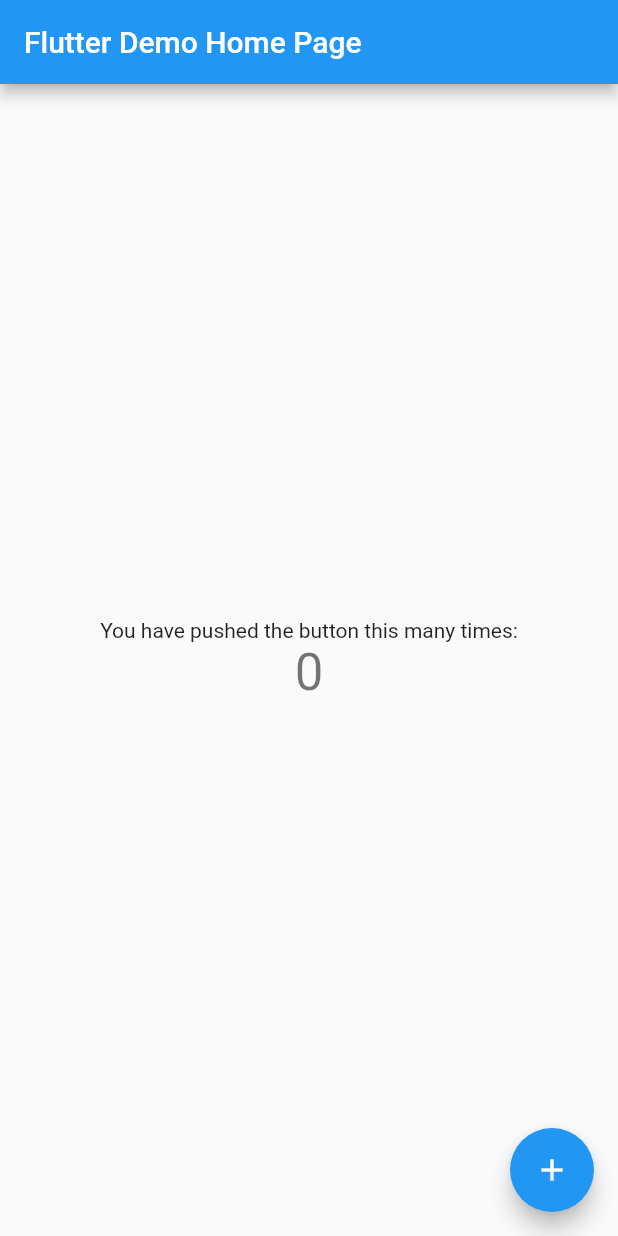
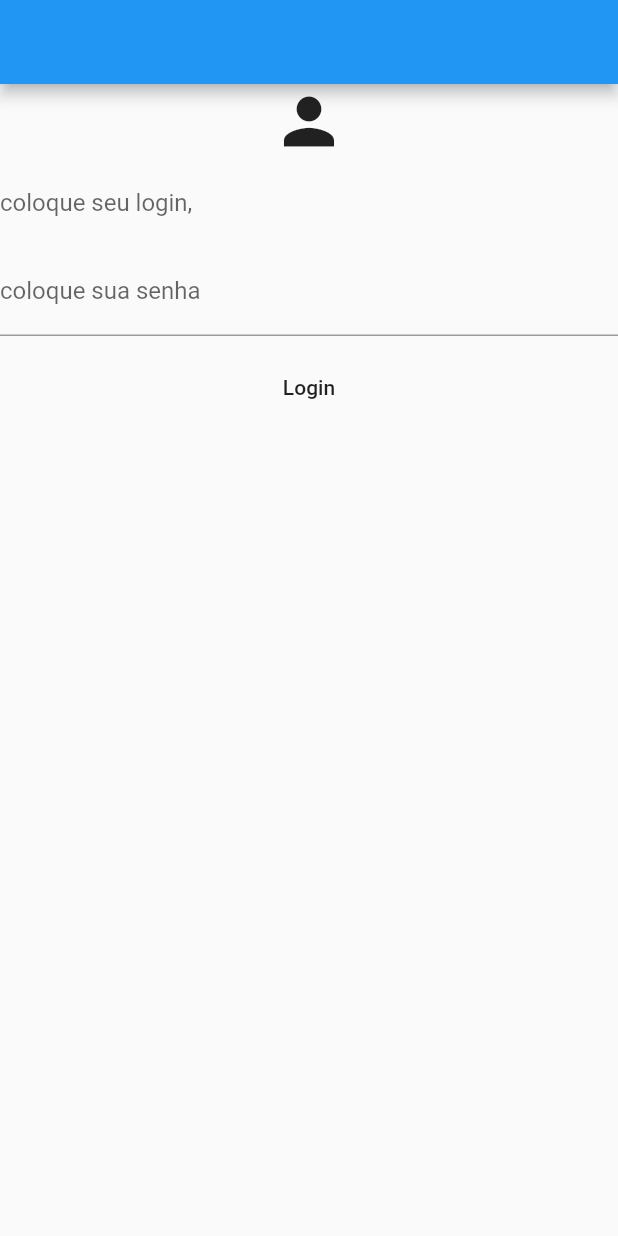
Before and after one commit to vaansuit/aula_02, a Flutter app: the screen it shows after launch, on a phone screen of 412 x 824 dp. Run offline on Flutter 3.47's test engine with Material 2 defaults, Android fonts, the phone set to English and light mode, and no system bars.

Commit message:
[update] fim do dia

```diff
--- a/lib/main.dart
+++ b/lib/main.dart
@@ -1,115 +1,15 @@
+import 'package:aula_02/presenter/login/login_page.dart';
+import 'package:flutter/cupertino.dart';
 import 'package:flutter/material.dart';
 
+import 'presenter/home/home_page.dart';
+
 void main() {
-  runApp(const MyApp());
+  runApp(
+    const MaterialApp(
+      debugShowCheckedModeBanner: false,
+      title: 'Mudando Estado',
+      home: LoginPage(),
+    ),
+  );
 }
-
-class MyApp extends StatelessWidget {
-  const MyApp({Key? key}) : super(key: key);
-
-  // This widget is the root of your application.
-  @override
-  Widget build(BuildContext context) {
-    return MaterialApp(
-      title: 'Flutter Demo',
-      theme: ThemeData(
-        // This is the theme of your application.
-        //
-        // Try running your application with "flutter run". You'll see the
-        // application has a blue toolbar. Then, without quitting the app, try
-        // changing the primarySwatch below to Colors.green and then invoke
-        // "hot reload" (press "r" in the console where you ran "flutter run",
-        // or simply save your changes to "hot reload" in a Flutter IDE).
-        // Notice that the counter didn't reset back to zero; the application
-        // is not restarted.
-        primarySwatch: Colors.blue,
-      ),
-      home: const MyHomePage(title: 'Flutter Demo Home Page'),
-    );
-  }
-}
-
-class MyHomePage extends StatefulWidget {
-  const MyHomePage({Key? key, required this.title}) : super(key: key);
-
-  // This widget is the home page of your application. It is stateful, meaning
-  // that it has a State object (defined below) that contains fields that affect
-  // how it looks.
-
-  // This class is the configuration for the state. It holds the values (in this
-  // case the title) provided by the parent (in this case the App widget) and
-  // used by the build method of the State. Fields in a Widget subclass are
-  // always marked "final".
-
-  final String title;
-
-  @override
-  State<MyHomePage> createState() => _MyHomePageState();
-}
-
-class _MyHomePageState extends State<MyHomePage> {
-  int _counter = 0;
-
-  void _incrementCounter() {
-    setState(() {
-      // This call to setState tells the Flutter framework that something has
-      // changed in this State, which causes it to rerun the build method below
-      // so that the display can reflect the updated values. If we changed
-      // _counter without calling setState(), then the build method would not be
-      // called again, and so nothing would appear to happen.
-      _counter++;
-    });
-  }
-
-  @override
-  Widget build(BuildContext context) {
-    // This method is rerun every time setState is called, for instance as done
-    // by the _incrementCounter method above.
-    //
-    // The Flutter framework has been optimized to make rerunning build methods
-    // fast, so that you can just rebuild anything that needs updating rather
-    // than having to individually change instances of widgets.
-    return Scaffold(
-      appBar: AppBar(
-        // Here we take the value from the MyHomePage object that was created by
-        // the App.build method, and use it to set our appbar title.
-        title: Text(widget.title),
-      ),
-      body: Center(
-        // Center is a layout widget. It takes a single child and positions it
-        // in the middle of the parent.
-        child: Column(
-          // Column is also a layout widget. It takes a list of children and
-          // arranges them vertically. By default, it sizes itself to fit its
-          // children horizontally, and tries to be as tall as its parent.
-          //
-          // Invoke "debug painting" (press "p" in the console, choose the
-          // "Toggle Debug Paint" action from the Flutter Inspector in Android
-          // Studio, or the "Toggle Debug Paint" command in Visual Studio Code)
-          // to see the wireframe for each widget.
-          //
-          // Column has various properties to control how it sizes itself and
-          // how it positions its children. Here we use mainAxisAlignment to
-          // center the children vertically; the main axis here is the vertical
-          // axis because Columns are vertical (the cross axis would be
-          // horizontal).
-          mainAxisAlignment: MainAxisAlignment.center,
-          children: <Widget>[
-            const Text(
-              'You have pushed the button this many times:',
-            ),
-            Text(
-              '$_counter',
-              style: Theme.of(context).textTheme.headline4,
-            ),
-          ],
-        ),
-      ),
-      floatingActionButton: FloatingActionButton(
-        onPressed: _incrementCounter,
-        tooltip: 'Increment',
-        child: const Icon(Icons.add),
-      ), // This trailing comma makes auto-formatting nicer for build methods.
-    );
-  }
-}
--- /dev/null
+++ b/lib/presenter/login/login_page.dart
@@ -0,0 +1,60 @@
+import 'package:flutter/material.dart';
+
+class LoginPage extends StatefulWidget {
+  const LoginPage({Key? key}) : super(key: key);
+
+  @override
+  State<LoginPage> createState() => _LoginPageState();
+}
+
+class _LoginPageState extends State<LoginPage> {
+  TextEditingController loginController =
+      TextEditingController(); //pra nao duplicar os dois valores, quando for especifico nao precisa tipar, pode colocar apenas o final(impossibilita mudar o valor depois)
+  TextEditingController passController = TextEditingController();
+
+  @override
+  Widget build(BuildContext context) {
+    return Scaffold(
+      appBar: AppBar(
+        title: const Text(''),
+      ),
+      body: Container(
+        child: Column(
+          children: [
+            const Icon(
+              Icons.person,
+              size: 50,
+            ),
+            TextField(
+              controller: loginController,
+              decoration: const InputDecoration(
+                border: InputBorder.none,
+                labelText: 'coloque seu login,',
+                hintText: 'essa hint vai sumir ao escrever!',
+              ),
+            ),
+            TextField(
+              controller: passController,
+              decoration: const InputDecoration(
+                labelText: 'coloque sua senha',
+                hintText: 'essa hint vai sumir ao escrever!',
+              ),
+            ),
+            const SizedBox(
+              height: 10,
+            ),
+            MaterialButton(
+              onPressed: () {
+                print(loginController.text);
+                print(passController.text);
+              },
+              child: const Text(
+                'Login',
+              ),
+            ),
+          ],
+        ),
+      ),
+    );
+  }
+}
```
Also changed, not shown: lib/presenter/home/home_page.dart (added, +49 -0 lines).
